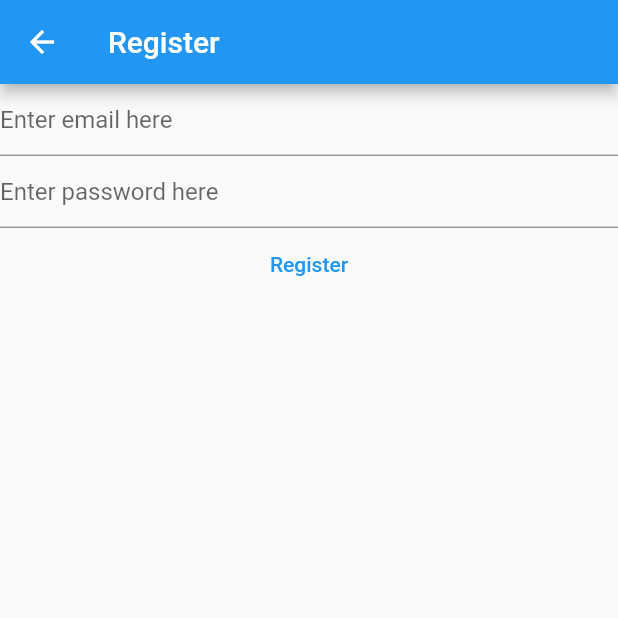
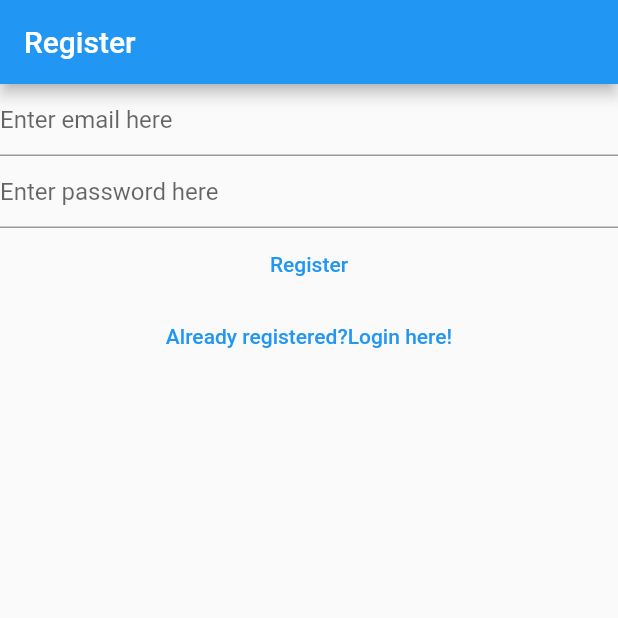
Before and after one commit to bhoirr21/notmynotes, a Flutter app: the RegisterView screen opened directly, on a phone screen of 412 x 824 dp, the top half of it. Run offline on Flutter 3.47's test engine with Material 2 defaults, Android fonts, the phone set to English and light mode, and no system bars; our stand-ins replace firebase_auth, firebase_core; accounts and stored records are empty.

Commit message:
New message for the combined commit

```diff
--- a/lib/views/register_view.dart
+++ b/lib/views/register_view.dart
@@ -1,7 +1,5 @@
 import 'package:firebase_auth/firebase_auth.dart';
-import 'package:firebase_core/firebase_core.dart';
 import 'package:flutter/material.dart';
-import 'package:mynotes/firebase_options.dart';
 
 class RegisterView extends StatefulWidget {
   const RegisterView({super.key});
@@ -33,14 +31,7 @@ class _RegisterViewState extends State<RegisterView> {
       appBar: AppBar(
         title: const Text('Register'),
       ),
-      body: FutureBuilder(
-        future: Firebase.initializeApp(
-          options: DefaultFirebaseOptions.currentPlatform,
-        ),
-        builder: (context, snapshot) {
-          switch (snapshot.connectionState) {
-            case ConnectionState.done:
-              return Column(
+      body: Column(
         children: [
           TextField(
             controller: _email,
@@ -65,8 +56,8 @@ class _RegisterViewState extends State<RegisterView> {
               final email = _email.text;
               final password = _password.text;
               try {
-                        final userCredential = await FirebaseAuth.instance
-                            .createUserWithEmailAndPassword(
+                final userCredential =
+                    await FirebaseAuth.instance.createUserWithEmailAndPassword(
                   email: email,
                   password: password,
                 );
@@ -83,12 +74,14 @@ class _RegisterViewState extends State<RegisterView> {
             },
             child: const Text('Register'),
           ),
+          TextButton(
+            onPressed: () {
+              Navigator.of(context)
+                  .pushNamedAndRemoveUntil('/login/', (route) => false);
+            },
+            child: const Text('Already registered?Login here!'),
+          )
         ],
-              );
-            default:
-              return const Text('Loading..');
-          }
-        },
       ),
     );
   }
```
Also changed, not shown: lib/main.dart (+16 -10 lines), lib/views/login_view.dart (+9 -17 lines), lib/views/verify_email_view.dart (added, +29 -0 lines). Lines whose indentation alone changed are shown as unchanged.
